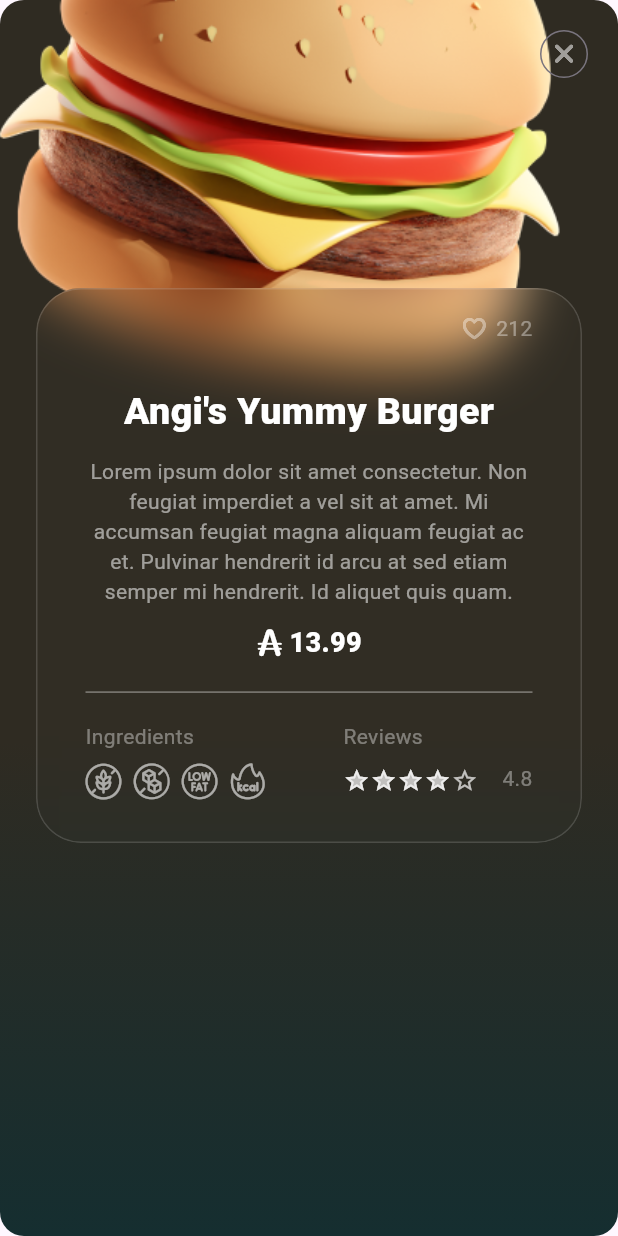
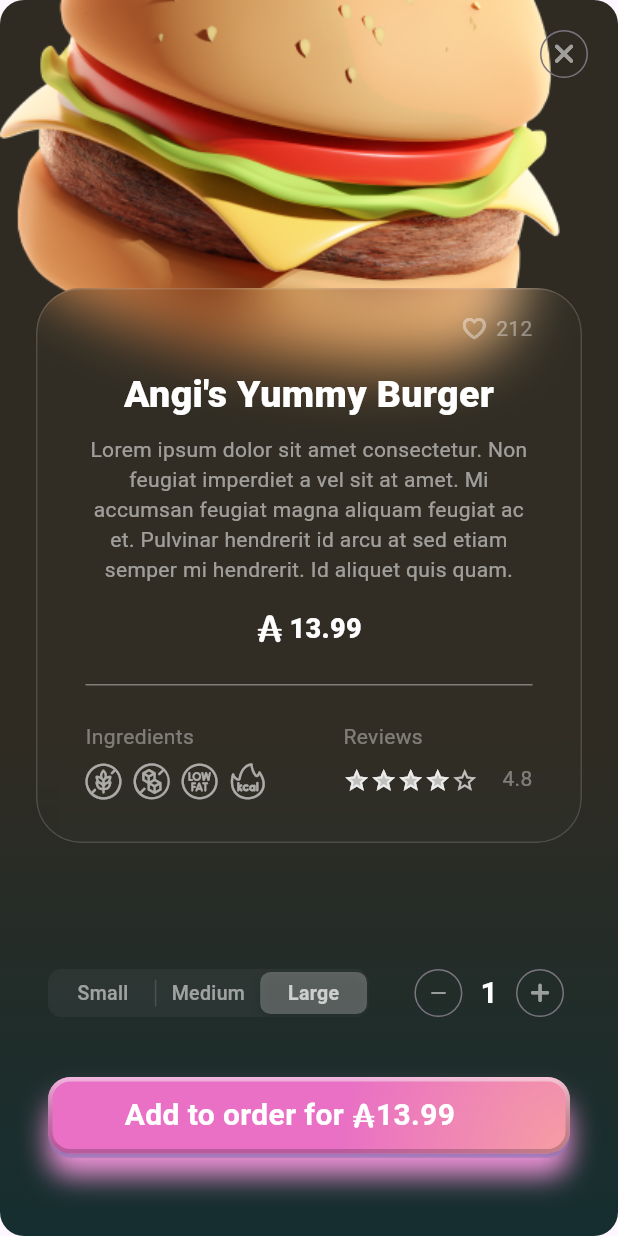
Before and after one commit to JLangbein/jp_app, a Flutter app: the ProductDetailsBottomScreen widget shown alone on an empty page, opened directly with sample values from the repository, on a phone screen of 412 x 824 dp. Run offline on Flutter 3.47's test engine with Material 3 defaults, Android fonts, the phone set to English and light mode, and no system bars; our stand-ins replace gradient_borders.

Commit message:
almost complete, some minor styling still needed

```diff
--- a/lib/common/presentation/price_button.dart
+++ b/lib/common/presentation/price_button.dart
@@ -54,24 +54,24 @@ class PriceButton extends StatelessWidget {
       ),
       // foregroundDecoration: BoxDecoration(),
       child: Padding(
-        padding: const EdgeInsets.fromLTRB(64.0, 16.0, 64.0, 16.0),
+        padding: const EdgeInsets.fromLTRB(48.0, 8.0, 48.0, 8.0),
         child: Row(
           children: [
             Text(
               'Add to order for ',
               style: TextStyle(
                 color: Colors.white,
-                fontSize: 24.0,
+                fontSize: 20.0,
                 fontWeight: FontWeight.w700,
                 fontStyle: FontStyle.normal,
               ),
             ),
-            Icon(JpAppIcons.app_coin, color: Colors.white, size: 18.0),
+            Icon(JpAppIcons.app_coin, color: Colors.white, size: 16.0),
             Text(
               price.toString(),
               style: TextStyle(
                 color: Colors.white,
-                fontSize: 24.0,
+                fontSize: 20.0,
                 fontWeight: FontWeight.w700,
                 fontStyle: FontStyle.normal,
               ),
--- a/lib/features/selection/presentation/product_details_bottom_screen.dart
+++ b/lib/features/selection/presentation/product_details_bottom_screen.dart
@@ -1,13 +1,20 @@
+import 'package:flutter/cupertino.dart';
 import 'package:flutter/material.dart';
 import 'package:jp_app/common/domain/jp_app_icons.dart';
 import 'package:jp_app/common/domain/product_class.dart';
+import 'package:jp_app/common/presentation/price_button.dart';
 import 'package:jp_app/features/selection/presentation/product_details_container.dart';
 
 class ProductDetailsBottomScreen extends StatelessWidget {
   // attributes
   final Product product;
+  final segmentsMap = <String, Widget>{
+    'Small': Text('Small', style: TextStyle(color: Colors.white54)),
+    'Medium': Text('Medium', style: TextStyle(color: Colors.white54)),
+    'Large': Text('Large', style: TextStyle(color: Colors.white70)),
+  };
 
-  const ProductDetailsBottomScreen({super.key, required this.product});
+  ProductDetailsBottomScreen({super.key, required this.product});
 
   @override
   Widget build(BuildContext context) {
@@ -55,6 +62,65 @@ class ProductDetailsBottomScreen extends StatelessWidget {
               ),
               SizedBox(height: 120.0),
               ProductDetailsContainer(product: product),
+              SizedBox(height: 80.0),
+              Padding(
+                padding: const EdgeInsets.fromLTRB(32.0, 0.0, 32.0, 0.0),
+                child: Row(
+                  mainAxisAlignment: MainAxisAlignment.spaceBetween,
+                  children: [
+                    CupertinoSlidingSegmentedControl(
+                      padding: EdgeInsetsGeometry.all(2.0),
+                      thumbColor: Colors.white24,
+                      children: segmentsMap,
+                      groupValue: 'Large',
+                      onValueChanged: (size) {},
+                    ),
+                    Row(
+                      spacing: 8.0,
+                      mainAxisAlignment: MainAxisAlignment.end,
+                      children: [
+                        IconButton.outlined(
+                          visualDensity: VisualDensity.compact,
+                          autofocus: true,
+                          onPressed: () {
+                            Navigator.pop(context);
+                          },
+                          icon: Icon(
+                            Icons.remove,
+                            color: Colors.white54,
+                            size: 16.0,
+                          ),
+                        ),
+                        Text(
+                          '1',
+                          style: TextStyle(
+                            color: Colors.white,
+                            fontSize: 20,
+                            fontWeight: FontWeight.bold,
+                          ),
+                        ),
+                        IconButton.outlined(
+                          visualDensity: VisualDensity.compact,
+                          autofocus: true,
+                          onPressed: () {
+                            Navigator.pop(context);
+                          },
+                          icon: Icon(
+                            JpAppIcons.plus,
+                            color: Colors.white54,
+                            size: 12.0,
+                          ),
+                        ),
+                      ],
+                    ),
+                  ],
+                ),
+              ),
+              SizedBox(height: 36.0),
+              Padding(
+                padding: EdgeInsetsGeometry.symmetric(horizontal: 32.0),
+                child: PriceButton(price: product.price),
+              ),
             ],
           ),
         ],
--- a/lib/features/selection/presentation/product_details_container.dart
+++ b/lib/features/selection/presentation/product_details_container.dart
@@ -31,7 +31,7 @@ class ProductDetailsContainer extends StatelessWidget {
               mainAxisAlignment: MainAxisAlignment.spaceBetween,
               children: [
                 Padding(
-                  padding: const EdgeInsets.fromLTRB(16.0, 16.0, 32.0, 16.0),
+                  padding: const EdgeInsets.fromLTRB(16.0, 16.0, 32.0, 0.0),
                   child: Row(
                     spacing: 8.0,
                     mainAxisSize: MainAxisSize.max,
@@ -45,6 +45,9 @@ class ProductDetailsContainer extends StatelessWidget {
                     ],
                   ),
                 ),
+                Column(
+                  spacing: 8.0,
+                  children: [
                     Text(
                       product.name,
                       style: TextStyle(
@@ -60,6 +63,8 @@ class ProductDetailsContainer extends StatelessWidget {
                         style: TextStyle(color: Colors.white54, fontSize: 14.0),
                         textAlign: TextAlign.center,
                       ),
+                    ),
+                  ],
                 ),
                 Row(
                   mainAxisAlignment: MainAxisAlignment.center,
```
Lines whose indentation alone changed are shown as unchanged.
